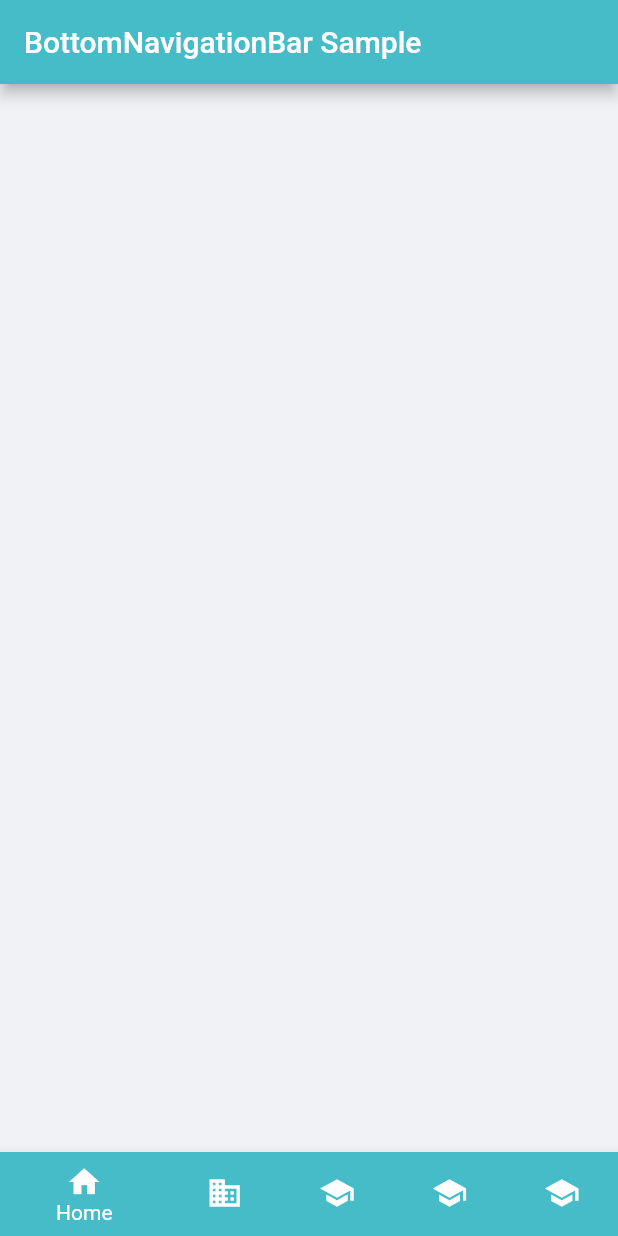
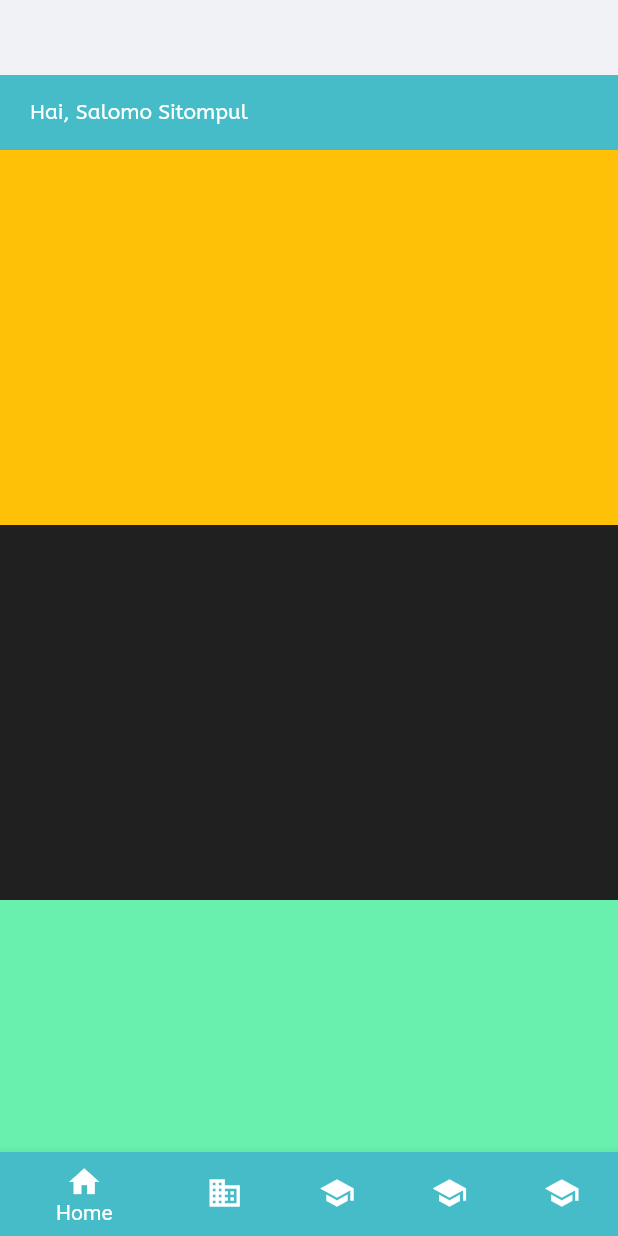
Before and after one commit to salomo07/wmsflutter, a Flutter app: the screen it shows after launch, on a phone screen of 412 x 824 dp. Run offline on Flutter 3.47's test engine with Material 2 defaults, Android fonts, the phone set to English and light mode, and no system bars.

Commit message:
23/07/23 - BottomNavBar

```diff
--- a/lib/modules/home/views/home_pages.dart
+++ b/lib/modules/home/views/home_pages.dart
@@ -13,9 +13,61 @@ class _HomePageState extends State<HomePage> {
   @override
   Widget build(BuildContext context) {
     return Scaffold(
-      appBar: AppBar(
-        backgroundColor: const Color(0xff45BCC7),
-        title: const Text('BottomNavigationBar Sample'),
+      body: ListView(
+        children: [
+          Container(
+            height: 50,
+          ),
+          Container(
+            color: Color(0xff45BCC7),
+            height: 50,
+            child: Row(
+              children: [
+                SizedBox(width: 20),
+                Text("Hai, ",
+                  style: TextStyle(
+                    fontWeight: FontWeight.w200,
+                    color: Colors.white,
+                    fontFamily: "ABeeZee",
+
+                ),),
+                Text("Salomo Sitompul",
+                  style: TextStyle(
+                    overflow: TextOverflow.ellipsis,
+                    fontWeight: FontWeight.w200,
+                    color: Colors.white,
+                    fontFamily: "ABeeZee",
+
+                ),)
+                ],
+            ),
+          ),
+
+          Container(
+            color: Colors.amber,
+            height: 250,
+          ),
+          Container(
+            color: Colors.black87,
+            height: 250,
+          ),
+          Container(
+            color: Colors.greenAccent,
+            height: 250,
+          ),
+          Container(
+            color: Colors.indigo,
+            height: 250,
+          ),
+          Container(
+            color: Colors.pink,
+            height: 250,
+          ),
+          Container(
+            color: Colors.teal,
+            height: 250,
+          ),
+        ],
       ),
       backgroundColor: Color(0xffF1F2F6),
       bottomNavigationBar:BottomNavBarWidget()
--- a/pubspec.yaml
+++ b/pubspec.yaml
@@ -20,6 +20,12 @@ dev_dependencies:
   flutter_lints: ^2.0.0
 
 flutter:
+  fonts:
+    - family: ABeeZee
+      fonts:
+        - asset: assets/fonts/ABeeZee-Regular.ttf
+        - asset: assets/fonts/ABeeZee-Italic.ttf
+          style: italic
 
   uses-material-design: true
   assets:
```
Also changed, not shown: assets/fonts/ABeeZee-Italic.ttf (added), assets/fonts/ABeeZee-Regular.ttf (added).
